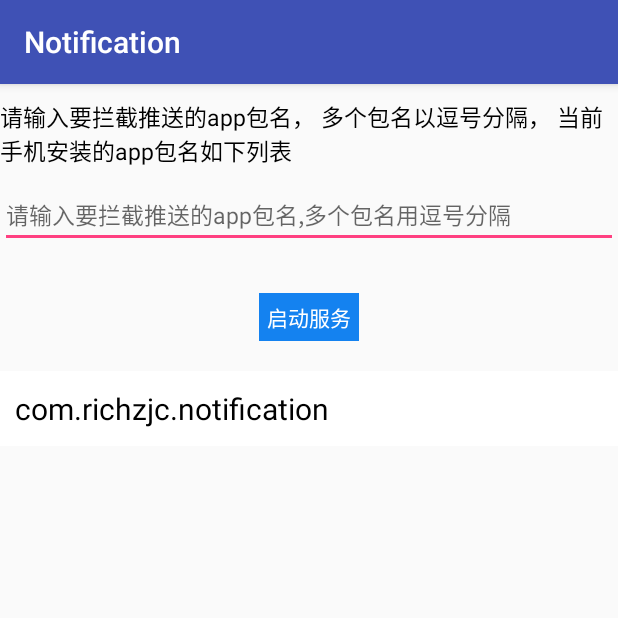
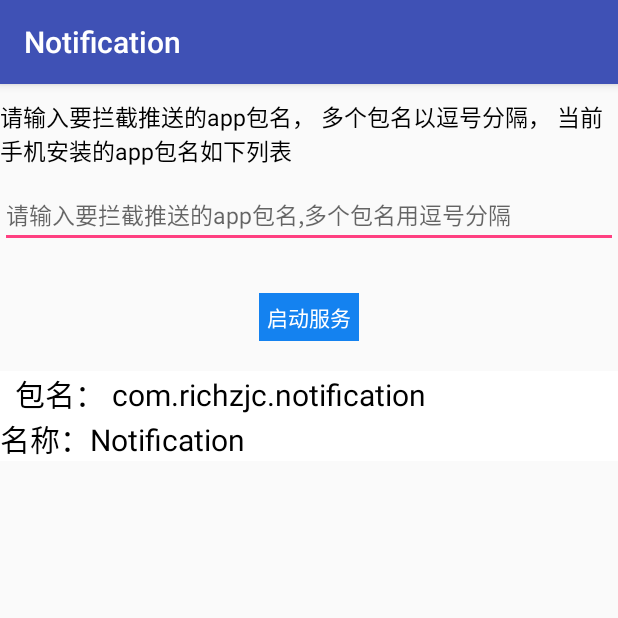
Before and after one commit to richzjc/NotificationMonitor, an Android app: the screen it shows after launch (MainActivity), on a phone screen of 412 x 824 dp, the top half of it. Run offline under Robolectric (Android 15) with nearby library versions, the phone set to English and light mode, and no system bars.

Commit message:
修改了推送的问题

```diff
--- a/app/src/main/java/com/richzjc/notification/activity/MainActivity.kt
+++ b/app/src/main/java/com/richzjc/notification/activity/MainActivity.kt
@@ -29,9 +29,6 @@ class MainActivity : AppCompatActivity(), View.OnClickListener {
         if (isNotificationListenerEnable()) {
             val notificationIntent = Intent(this, NotificationListActivity::class.java)
             startActivity(notificationIntent)
-            val intent = Intent(this, MyNotificationListenerService::class.java)
-            startService(intent)
-            Toast.makeText(this, "启动服务成功", Toast.LENGTH_SHORT).show()
             packageNames = et?.text?.toString()?.trim()?.let {
                 val list = it.split(",")
                 list.forEach { it.trim() }
--- a/app/src/main/java/com/richzjc/notification/adapter/AppListAdapter.kt
+++ b/app/src/main/java/com/richzjc/notification/adapter/AppListAdapter.kt
@@ -7,9 +7,16 @@ import android.view.LayoutInflater
 import android.view.ViewGroup
 import com.richzjc.notification.R
 import com.richzjc.notification.adapter.holder.AppListHolder
+import android.content.pm.ApplicationInfo
 
-class AppListAdapter(context : Context) : RecyclerView.Adapter<AppListHolder>() {
-    val list = context.packageManager.getInstalledApplications(0)
+
+
+class AppListAdapter(context: Context) : RecyclerView.Adapter<AppListHolder>() {
+    val list = context.packageManager.getInstalledPackages(0).filter {
+        val flag = (it.applicationInfo.flags and ApplicationInfo.FLAG_SYSTEM === 0)
+        flag
+    }
+
 
     override fun onCreateViewHolder(p0: ViewGroup, p1: Int): AppListHolder {
         return AppListHolder(LayoutInflater.from(p0.context).inflate(R.layout.item_app, p0, false))
@@ -19,9 +26,9 @@ class AppListAdapter(context : Context) : RecyclerView.Adapter<AppListHolder>()
 
     override fun onBindViewHolder(p0: AppListHolder, p1: Int) {
         p0.doBindData(list[p1])
-        if(p1%2 == 0){
+        if (p1 % 2 == 0) {
             p0.itemView.setBackgroundColor(Color.WHITE)
-        }else{
+        } else {
             p0.itemView.setBackgroundColor(Color.GREEN)
         }
 
--- a/app/src/main/java/com/richzjc/notification/adapter/holder/AppListHolder.kt
+++ b/app/src/main/java/com/richzjc/notification/adapter/holder/AppListHolder.kt
@@ -1,18 +1,30 @@
 package com.richzjc.notification.adapter.holder
 
-import android.content.pm.ApplicationInfo
+import android.content.ClipData
+import android.content.ClipboardManager
+import android.content.Context
+import android.content.pm.PackageInfo
 import android.support.v7.widget.RecyclerView
 import android.view.View
 import android.widget.TextView
+import android.widget.Toast
 import com.richzjc.notification.R
-import com.richzjc.notification.model.NotificationEntity
 
-class AppListHolder(itemView : View) : RecyclerView.ViewHolder(itemView) {
+
+class AppListHolder(itemView: View) : RecyclerView.ViewHolder(itemView) {
     val packageName = itemView.findViewById<TextView>(R.id.app_package_name)
     val appName = itemView.findViewById<TextView>(R.id.app_name)
 
 
-    fun doBindData(entity: ApplicationInfo){
-        packageName.text = entity.packageName
+    fun doBindData(entity: PackageInfo) {
+        packageName.text = "包名： ${entity.packageName}"
+        appName.text = "名称：${entity.applicationInfo.loadLabel(itemView.context.packageManager)}"
+
+        itemView.setOnClickListener {
+            val cmb = itemView.context.getSystemService(Context.CLIPBOARD_SERVICE) as ClipboardManager
+            val clip = ClipData.newPlainText(entity.packageName, entity.packageName)
+            cmb.primaryClip = clip
+            Toast.makeText(it.context, "已复制", Toast.LENGTH_SHORT).show()
+        }
     }
 }
--- a/app/src/main/java/com/richzjc/notification/service/MyNotificationListenerService.kt
+++ b/app/src/main/java/com/richzjc/notification/service/MyNotificationListenerService.kt
@@ -33,7 +33,6 @@ class MyNotificationListenerService : NotificationListenerService() {
         } else if (Build.VERSION.SDK_INT > Build.VERSION_CODES.JELLY_BEAN_MR2) {
             bundle = n?.extras
         }
-
         val contentText = bundle?.getString(Notification.EXTRA_TEXT) ?: ""
         val contentSubText = bundle?.getString(Notification.EXTRA_SUB_TEXT) ?: ""
         val entity = NotificationEntity()
--- a/app/src/main/res/layout/item_app.xml
+++ b/app/src/main/res/layout/item_app.xml
@@ -1,8 +1,8 @@
 <?xml version="1.0" encoding="utf-8"?>
 <LinearLayout xmlns:android="http://schemas.android.com/apk/res/android"
     android:layout_width="match_parent"
-    android:layout_height="50dp"
-    android:orientation="horizontal"
+    android:layout_height="wrap_content"
+    android:orientation="vertical"
     >
     <TextView
         android:id="@+id/app_package_name"
@@ -15,9 +15,8 @@
         />
     <TextView
         android:id="@+id/app_name"
-        android:layout_width="0dp"
-        android:layout_weight="1"
-        android:layout_height="match_parent"
+        android:layout_width="wrap_content"
+        android:layout_height="wrap_content"
         android:gravity="right|center_vertical"
         android:layout_marginRight="10dp"
         android:textSize="20sp"
```
Also changed, not shown: app/src/main/java/com/richzjc/notification/activity/NotificationListActivity.kt (+14 -0 lines), app/src/main/java/com/richzjc/notification/util/DbUtil.kt (+20 -7 lines).
